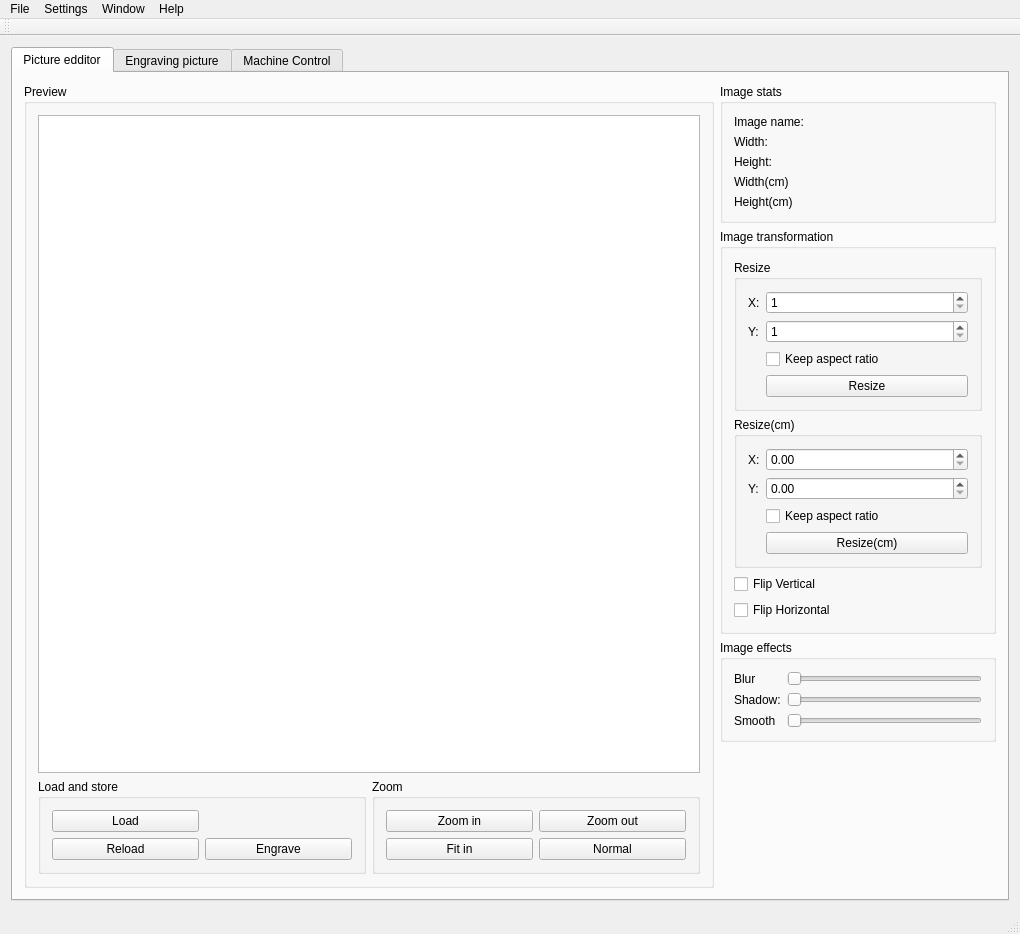
Above: mainwindow/mainwindow.ui from CommName/Cengrave before the change. Below: the same form after it.
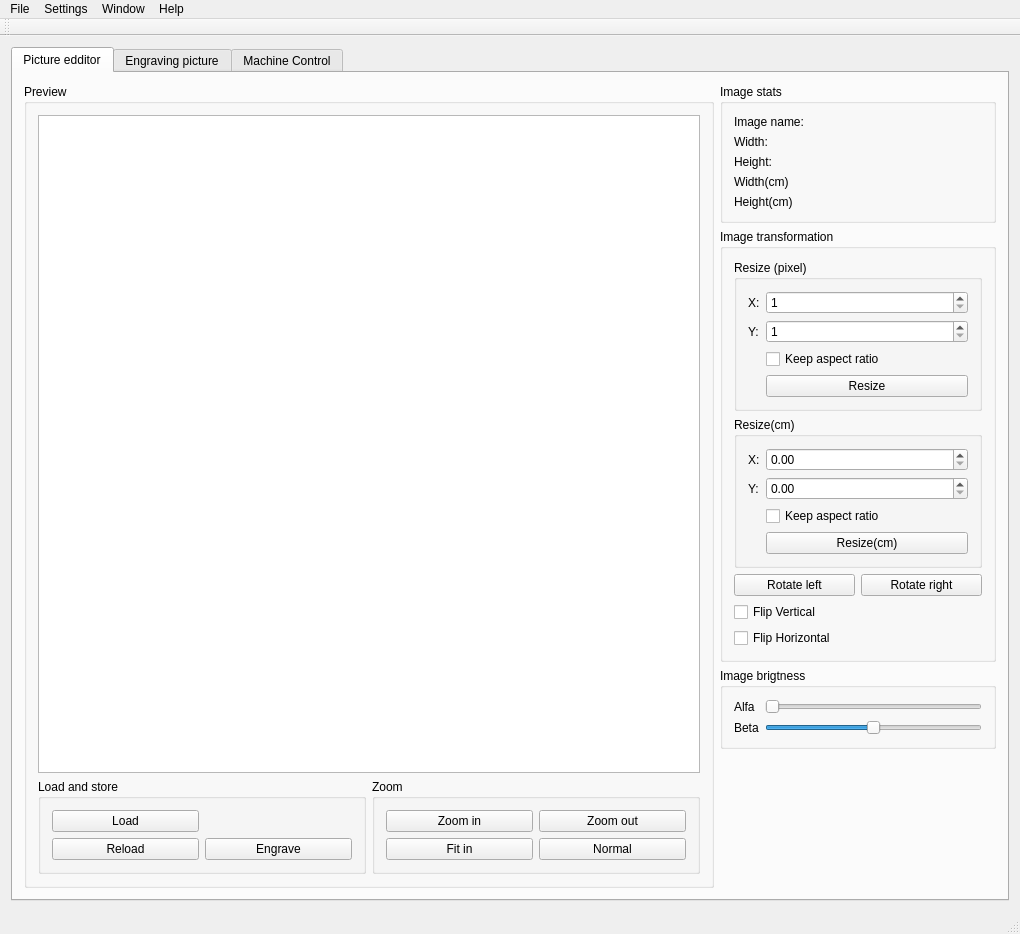
That is the form after the change. The open tabs and pages were chosen to show the change.

Diff of the .ui file:
```diff
--- a/mainwindow/mainwindow.ui
+++ b/mainwindow/mainwindow.ui
@@ -206,7 +206,7 @@
             <property name="title">
              <string>Image transformation</string>
             </property>
-            <layout class="QVBoxLayout" name="verticalLayout_5" stretch="1,1,1,1">
+            <layout class="QVBoxLayout" name="verticalLayout_5" stretch="1,1,0,1,1">
              <property name="spacing">
               <number>6</number>
              </property>
@@ -219,7 +219,7 @@
                 </sizepolicy>
                </property>
                <property name="title">
-                <string>Resize</string>
+                <string>Resize (pixel)</string>
                </property>
                <layout class="QFormLayout" name="formLayout_3">
                 <item row="0" column="0">
@@ -316,6 +316,24 @@
                </layout>
               </widget>
              </item>
+             <item>
+              <layout class="QHBoxLayout" name="horizontalLayout_12">
+               <item>
+                <widget class="QPushButton" name="button_mode2_rotateL">
+                 <property name="text">
+                  <string>Rotate left</string>
+                 </property>
+                </widget>
+               </item>
+               <item>
+                <widget class="QPushButton" name="button_mode2_rotateR">
+                 <property name="text">
+                  <string>Rotate right</string>
+                 </property>
+                </widget>
+               </item>
+              </layout>
+             </item>
              <item>
               <widget class="QCheckBox" name="checkBox_FlipVertical_mode0">
                <property name="text">
@@ -336,18 +354,27 @@
           <item>
            <widget class="QGroupBox" name="groupBox_imageEffects_mode0">
             <property name="title">
-             <string>Image effects</string>
+             <string>Image brigtness</string>
             </property>
             <layout class="QFormLayout" name="formLayout_2">
              <item row="0" column="0">
               <widget class="QLabel" name="label_5">
                <property name="text">
-                <string>Blur</string>
+                <string>Alfa</string>
                </property>
               </widget>
              </item>
              <item row="0" column="1">
-              <widget class="QSlider" name="horizontalSlider_7">
+              <widget class="QSlider" name="slider_mode0_alfa">
+               <property name="minimum">
+                <number>1</number>
+               </property>
+               <property name="maximum">
+                <number>5</number>
+               </property>
+               <property name="value">
+                <number>1</number>
+               </property>
                <property name="orientation">
                 <enum>Qt::Horizontal</enum>
                </property>
@@ -356,26 +383,21 @@
              <item row="1" column="0">
               <widget class="QLabel" name="label_3">
                <property name="text">
-                <string>Shadow:</string>
+                <string>Beta</string>
                </property>
               </widget>
              </item>
              <item row="1" column="1">
-              <widget class="QSlider" name="horizontalSlider_5">
-               <property name="orientation">
-                <enum>Qt::Horizontal</enum>
+              <widget class="QSlider" name="slider_mode0_beta">
+               <property name="minimum">
+                <number>-100</number>
                </property>
-              </widget>
-             </item>
-             <item row="2" column="0">
-              <widget class="QLabel" name="label_4">
-               <property name="text">
-                <string>Smooth</string>
+               <property name="maximum">
+                <number>100</number>
                </property>
-              </widget>
-             </item>
-             <item row="2" column="1">
-              <widget class="QSlider" name="horizontalSlider_6">
+               <property name="singleStep">
+                <number>0</number>
+               </property>
                <property name="orientation">
                 <enum>Qt::Horizontal</enum>
                </property>
```
Left out of the diff: 32 changed lines with no effect on the pictures.
